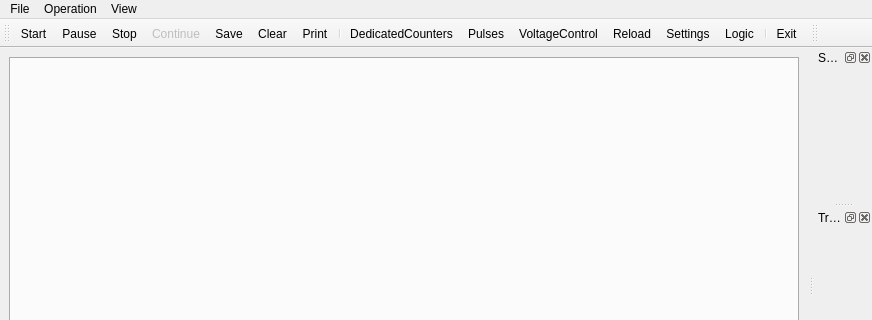
Above: ui/Experiment.ui from MonroeQuantumNetworks/IonControl before the change; both pictures show x 0 to 872 and y 0 to 320 of the 872 by 808 pixel window. Below: the same form after it.
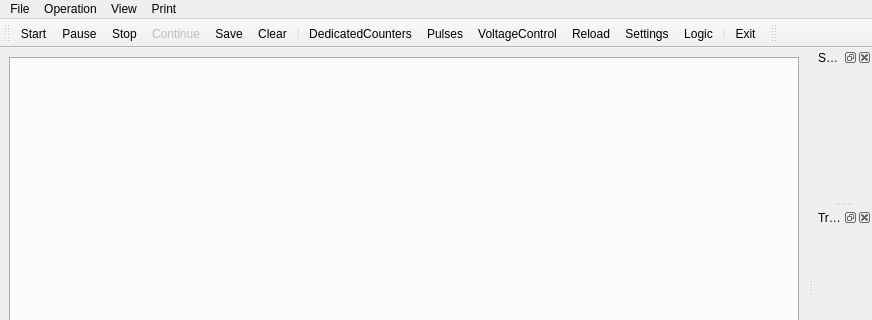
That is the form after the change. Icons and pictures are not drawn.

Diff of the .ui file:
```diff
--- a/ui/Experiment.ui
+++ b/ui/Experiment.ui
@@ -51,7 +51,6 @@
    <addaction name="actionContinue"/>
    <addaction name="actionSave"/>
    <addaction name="actionClear"/>
-   <addaction name="actionPrint"/>
    <addaction name="separator"/>
    <addaction name="actionDedicatedCounters"/>
    <addaction name="actionPulses"/>
@@ -96,9 +95,15 @@
      <string>View</string>
     </property>
    </widget>
+   <widget class="QMenu" name="menuPrint">
+    <property name="title">
+     <string>Print</string>
+    </property>
+   </widget>
    <addaction name="menuFile"/>
    <addaction name="menuOperation"/>
    <addaction name="menuView"/>
+   <addaction name="menuPrint"/>
   </widget>
   <widget class="QDockWidget" name="dockWidgetConsole">
    <property name="windowTitle">
@@ -392,18 +397,6 @@
     <string>Logic</string>
    </property>
   </action>
-  <action name="actionPrint">
-   <property name="icon">
-    <iconset resource="Experiment.qrc">
-     <normaloff>:/kde/icons/print_printer.png</normaloff>:/kde/icons/print_printer.png</iconset>
-   </property>
-   <property name="text">
-    <string>Print</string>
-   </property>
-   <property name="shortcut">
-    <string>Ctrl+P</string>
-   </property>
-  </action>
  </widget>
  <resources>
   <include location="Experiment.qrc"/>
```
Left out of the diff: 1 changed line with no effect on the pictures.
